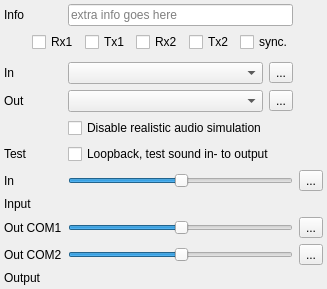
Before: the Qt Designer form src/blackgui/components/audiodevicevolumesetupcomponent.ui in swift-project/pilotclient, drawn with Qt 5.
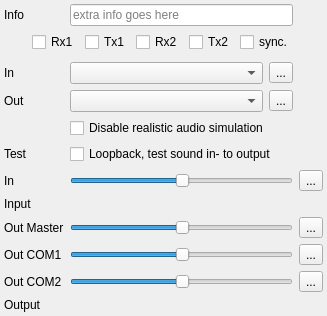
After: the same form once the commit is applied. Icons and pictures are not drawn. Custom widgets are drawn as their Qt base class.

Commit message: Issue #100 Add slider for master output volume

The edit to the form file:
```diff
--- a/src/blackgui/components/audiodevicevolumesetupcomponent.ui
+++ b/src/blackgui/components/audiodevicevolumesetupcomponent.ui
@@ -125,7 +125,7 @@
     </widget>
    </item>
    <item row="11" column="3">
-    <widget class="QToolButton" name="tb_ResetOutVolumeCom1">
+    <widget class="QToolButton" name="tb_ResetOutVolume">
      <property name="text">
       <string>...</string>
      </property>
@@ -136,6 +136,17 @@
     </widget>
    </item>
    <item row="12" column="3">
+    <widget class="QToolButton" name="tb_ResetOutVolumeCom1">
+     <property name="text">
+      <string>...</string>
+     </property>
+      <property name="icon">
+        <iconset resource="../../blackmisc/blackmisc.qrc">
+          <normaloff>:/pastel/icons/pastel/16/undo.png</normaloff>:/pastel/icons/pastel/16/undo.png</iconset>
+      </property>
+    </widget>
+   </item>
+   <item row="13" column="3">
     <widget class="QToolButton" name="tb_ResetOutVolumeCom2">
      <property name="text">
       <string>...</string>
@@ -147,13 +158,20 @@
     </widget>
    </item>
    <item row="11" column="0">
+    <widget class="QLabel" name="lbl_VolumeOut">
+     <property name="text">
+      <string>Out Master</string>
+     </property>
+    </widget>
+   </item>
+   <item row="12" column="0">
     <widget class="QLabel" name="lbl_VolumeOutCom1">
      <property name="text">
       <string>Out COM1</string>
      </property>
     </widget>
    </item>
-  <item row="12" column="0">
+   <item row="13" column="0">
     <widget class="QLabel" name="lbl_VolumeOutCom2">
      <property name="text">
       <string>Out COM2</string>
@@ -303,7 +321,7 @@
     </widget>
    </item>
    <item row="11" column="1">
-    <widget class="QSlider" name="hs_VolumeOutCom1">
+    <widget class="QSlider" name="hs_VolumeOut">
      <property name="value">
       <number>50</number>
      </property>
@@ -313,6 +331,16 @@
     </widget>
    </item>
    <item row="12" column="1">
+    <widget class="QSlider" name="hs_VolumeOutCom1">
+     <property name="value">
+      <number>50</number>
+     </property>
+     <property name="orientation">
+      <enum>Qt::Horizontal</enum>
+     </property>
+    </widget>
+   </item>
+   <item row="13" column="1">
     <widget class="QSlider" name="hs_VolumeOutCom2">
      <property name="value">
       <number>50</number>
@@ -322,14 +350,14 @@
      </property>
     </widget>
    </item>
-  <item row="13" column="0">
+  <item row="14" column="0">
     <widget class="QLabel" name="lbl_OutLevelMeter">
      <property name="text">
       <string>Output</string>
      </property>
     </widget>
    </item>
-   <item row="13" column="1">
+   <item row="14" column="1">
     <widget class="BlackGui::CLevelMeter" name="wip_OutLevelMeter">
      <property name="sizePolicy">
       <sizepolicy hsizetype="Expanding" vsizetype="Preferred">
```
The commit also changes 9 other files.
